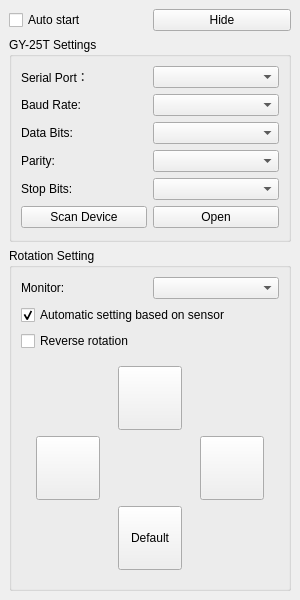
First picture: the form in mainwindow.ui, repository doufu3344/RotateDisp, before the edit.
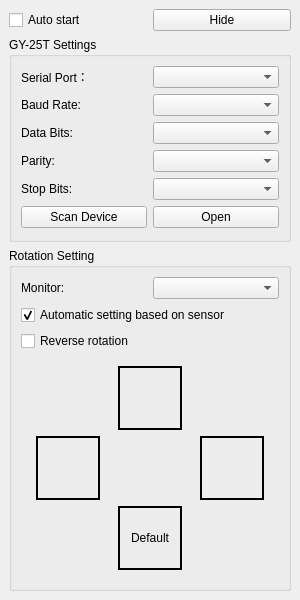
Second picture: the form after the edit. Icons and pictures are not drawn.

The edit to the form file:
```diff
--- a/mainwindow.ui
+++ b/mainwindow.ui
@@ -46,6 +46,8 @@
           </layout>
          </item>
          <item>
+          <layout class="QHBoxLayout" name="horizontalLayout_3">
+           <item>
           <widget class="QCheckBox" name="checkBox_Auto">
            <property name="cursor">
             <cursorShape>ArrowCursor</cursorShape>
@@ -58,6 +60,11 @@
            </property>
           </widget>
          </item>
+           <item alignment="Qt::AlignRight|Qt::AlignVCenter">
+            <widget class="QLabel" name="label_GY25TState"/>
+           </item>
+          </layout>
+         </item>
          <item>
           <widget class="QCheckBox" name="checkBox_Reverse">
            <property name="cursor">
@@ -87,6 +94,9 @@
             <property name="toolTip">
              <string>Ctrl + Up</string>
             </property>
+            <property name="styleSheet">
+             <string notr="true">border: 2px solid #000000;</string>
+            </property>
             <property name="text">
              <string/>
             </property>
@@ -119,6 +129,9 @@
             <property name="toolTip">
              <string>Ctrl + Left</string>
             </property>
+            <property name="styleSheet">
+             <string notr="true">border: 2px solid #000000;</string>
+            </property>
             <property name="text">
              <string/>
             </property>
@@ -151,6 +164,9 @@
             <property name="toolTip">
              <string>Ctrl + Right</string>
             </property>
+            <property name="styleSheet">
+             <string notr="true">border: 2px solid #000000;</string>
+            </property>
             <property name="text">
              <string/>
             </property>
@@ -183,6 +199,9 @@
             <property name="toolTip">
              <string>Ctrl + Down</string>
             </property>
+            <property name="styleSheet">
+             <string notr="true">border: 2px solid #000000;</string>
+            </property>
             <property name="text">
              <string>Default</string>
             </property>
```
Left out of the diff: 6 changed lines with no effect on the pictures. Lines whose indentation alone changed are shown as unchanged.
